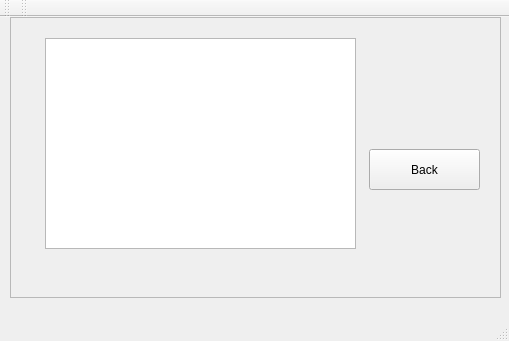
The window that gui/mainwindow.ui (eole1712/Gomoku) describes before a commit, drawn with Qt 5.
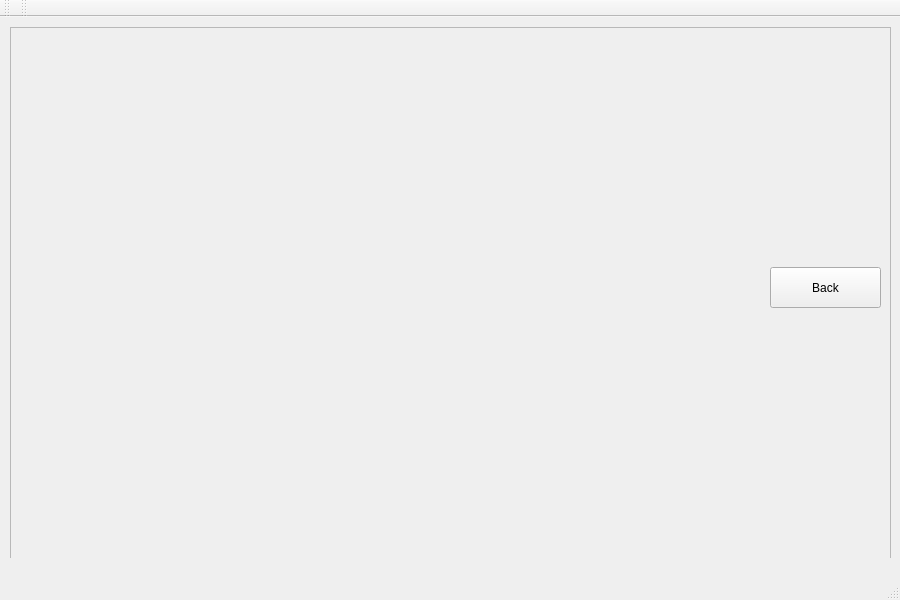
The same window after the commit. The open tabs and pages were chosen to show the change. Custom widgets are drawn as their Qt base class.

Patch:
```diff
--- a/gui/mainwindow.ui
+++ b/gui/mainwindow.ui
@@ -9,8 +9,8 @@
    <rect>
     <x>0</x>
     <y>0</y>
-    <width>509</width>
-    <height>341</height>
+    <width>900</width>
+    <height>600</height>
    </rect>
   </property>
   <property name="windowTitle">
@@ -25,14 +25,32 @@
      <rect>
       <x>10</x>
       <y>0</y>
-      <width>501</width>
-      <height>281</height>
+      <width>891</width>
+      <height>541</height>
      </rect>
     </property>
+    <property name="sizePolicy">
+     <sizepolicy hsizetype="Expanding" vsizetype="Expanding">
+      <horstretch>0</horstretch>
+      <verstretch>0</verstretch>
+     </sizepolicy>
+    </property>
+    <property name="sizeIncrement">
+     <size>
+      <width>2</width>
+      <height>2</height>
+     </size>
+    </property>
     <property name="currentIndex">
      <number>1</number>
     </property>
     <widget class="QWidget" name="page">
+     <property name="sizePolicy">
+      <sizepolicy hsizetype="Expanding" vsizetype="Expanding">
+       <horstretch>0</horstretch>
+       <verstretch>0</verstretch>
+      </sizepolicy>
+     </property>
      <widget class="QFrame" name="frame_2">
       <property name="enabled">
        <bool>true</bool>
@@ -40,44 +58,34 @@
       <property name="geometry">
        <rect>
         <x>0</x>
-        <y>0</y>
-        <width>491</width>
-        <height>281</height>
+        <y>10</y>
+        <width>881</width>
+        <height>551</height>
        </rect>
       </property>
+      <property name="sizePolicy">
+       <sizepolicy hsizetype="Expanding" vsizetype="Expanding">
+        <horstretch>0</horstretch>
+        <verstretch>0</verstretch>
+       </sizepolicy>
+      </property>
+      <property name="sizeIncrement">
+       <size>
+        <width>10</width>
+        <height>10</height>
+       </size>
+      </property>
       <property name="frameShape">
        <enum>QFrame::StyledPanel</enum>
       </property>
       <property name="frameShadow">
        <enum>QFrame::Raised</enum>
       </property>
-      <widget class="QGraphicsView" name="graphicsView">
-       <property name="geometry">
-        <rect>
-         <x>35</x>
-         <y>21</y>
-         <width>311</width>
-         <height>211</height>
-        </rect>
-       </property>
-       <property name="backgroundBrush">
-        <brush brushstyle="Dense1Pattern">
-         <color alpha="255">
-          <red>0</red>
-          <green>0</green>
-          <blue>0</blue>
-         </color>
-        </brush>
-       </property>
-       <property name="dragMode">
-        <enum>QGraphicsView::ScrollHandDrag</enum>
-       </property>
-      </widget>
       <widget class="QPushButton" name="pushButton">
        <property name="geometry">
         <rect>
-         <x>359</x>
-         <y>132</y>
+         <x>760</x>
+         <y>240</y>
          <width>111</width>
          <height>41</height>
         </rect>
@@ -86,6 +94,17 @@
         <string>Back</string>
        </property>
       </widget>
+      <widget class="QWidget" name="gridLayoutWidget">
+       <property name="geometry">
+        <rect>
+         <x>10</x>
+         <y>16</y>
+         <width>741</width>
+         <height>541</height>
+        </rect>
+       </property>
+       <layout class="QGridLayout" name="gridLayout"/>
+      </widget>
      </widget>
     </widget>
     <widget class="QWidget" name="page_2">
```
Left out of the diff: 52 changed lines with no effect on the pictures.
